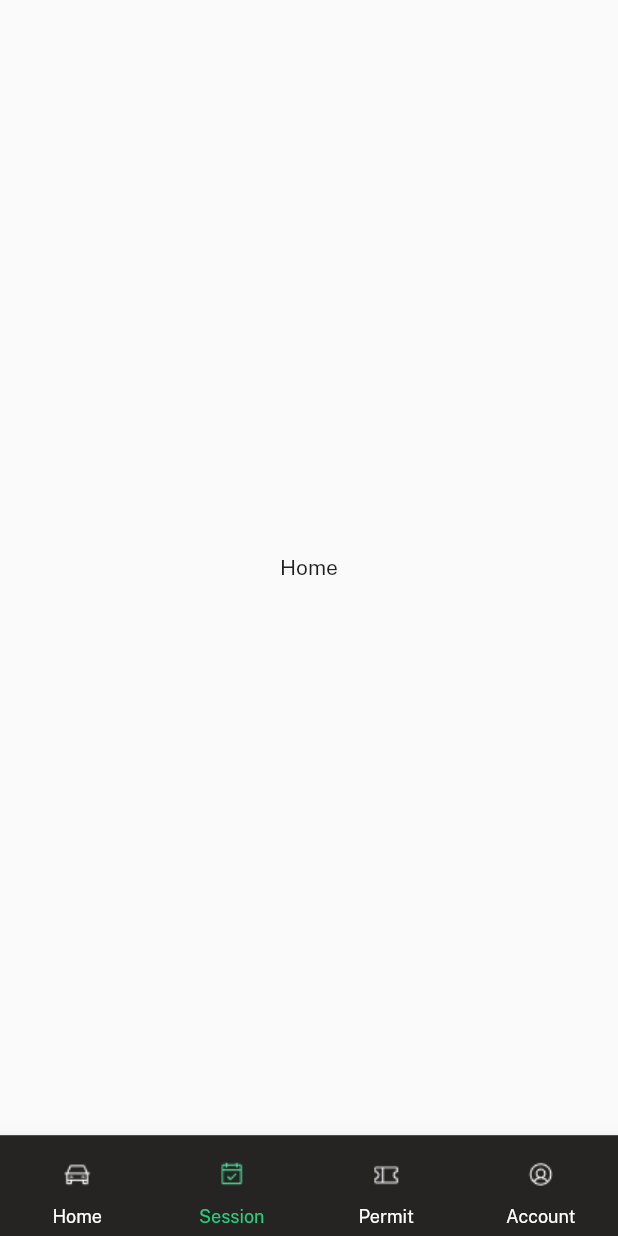
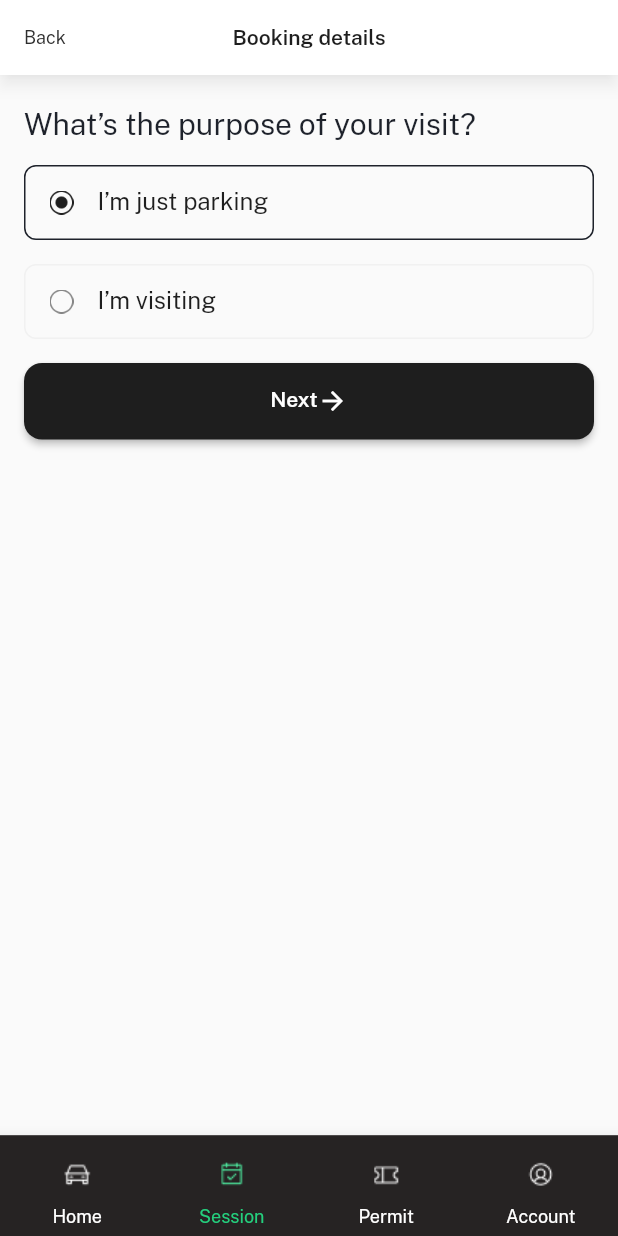
Before and after one commit to Saroja-T/saxnpark-app, a Flutter app: the screen it shows after launch, item 2 of the bottom bar chosen, on a phone screen of 412 x 824 dp. Run offline on Flutter 3.47's test engine with Material 2 defaults, Android fonts, the phone set to English and light mode, and no system bars; our stand-ins replace bloc, equatable, flutter_bloc, fluttertoast, google_maps_flutter, share_plus; missing offline and left inert: clipboard, google_maps_flutter_android, google_maps_flutter_platform_interface; network calls fail; project files that could hold a hidden picture were left out.

Commit message:
booking screen

```diff
--- /dev/null
+++ b/lib/pages/bookings/purpose_of_visit.dart
@@ -0,0 +1,125 @@
+import 'package:flutter/material.dart';
+import 'package:flutter_bloc/flutter_bloc.dart';
+import 'package:saxnpark_app/bottomsheets/location_details.dart';
+import 'package:saxnpark_app/bottomsheets/my_locations.dart';
+import 'package:saxnpark_app/pages/landing_page.dart';
+import 'package:saxnpark_app/utils/colors.dart';
+import 'package:saxnpark_app/utils/custom_widgets.dart';
+import 'package:clipboard/clipboard.dart';
+import 'package:fluttertoast/fluttertoast.dart';
+import 'package:share_plus/share_plus.dart';
+
+import '../../bloc/landing/landing_bloc.dart';
+import '../../commons/custom_app_bar.dart';
+import '../../utils/constants.dart';
+import '../../utils/strings.dart';
+import '../../utils/styles.dart';
+
+class PurposeOfVisit extends StatefulWidget
+{
+  const PurposeOfVisit({super.key});
+  @override
+  State<PurposeOfVisit> createState() => _PurposeOfVisitState();
+}
+
+class _PurposeOfVisitState extends State<PurposeOfVisit>
+{
+  var searchedText;
+  bool countrySelected = false;
+  var selectedIndex = 0;
+  bool inCorrectSearch = true;
+  bool starSelected = false;
+  String tabLabel = "";
+  List<String> titleList = [Strings.justParking,Strings.visiting];
+
+  @override
+  Widget build(BuildContext context) {
+    h = MediaQuery.of(context).size.height;
+    tabLabel = context.watch<LandingBloc>().state.tabLabel;
+    return Scaffold(
+      appBar: CustomAppBarWithBack(title: Strings.bookingDetails,backText: Strings.back),
+      body:  Container(
+        child:Padding(
+          padding: EdgeInsets.fromLTRB(16, 24, 16, 24),
+          child: SingleChildScrollView(
+            child: Column(
+              mainAxisSize: MainAxisSize.min,
+              crossAxisAlignment: CrossAxisAlignment.start,
+              children: [
+              Text(Strings.visitPurpose,style: customTextStyle(20, FontWeight.w500, AppColors.black1, 1),),
+               const SizedBox(height: 16),
+               ListView.builder(
+                physics: const NeverScrollableScrollPhysics(),
+                      shrinkWrap: true,
+                      scrollDirection: Axis.vertical,
+                      itemCount: 2,
+                      itemBuilder: (BuildContext context, int index) =>
+               InkWell(
+                onTap: (){
+                  setState(() {
+                    selectedIndex = index;
+                  });
+                },
+                 child: Container(
+                  padding: EdgeInsets.all(16),
+                  margin:const EdgeInsets.only(bottom: 16),
+                  decoration:  BoxDecoration(
+                            borderRadius:const BorderRadius.all(Radius.circular(8)),
+                            border: Border.all(color: selectedIndex == index? AppColors.black1:AppColors.grey4)
+                  ),
+                  child: Column(
+                    children: [
+                      Row(
+                        children: [
+                          Image.asset(selectedIndex == index?radioSelected:radioUnselected),
+                          const SizedBox(width: 16),
+                          Text(titleList[index],style: customTextStyle(16, FontWeight.w400, AppColors.black6, 1),)
+                          // Text(Strings.myDetails,style: customTextStyle(16, FontWeight.w400, AppColors.black6, 1),),
+                        ],
+                      ),
+                    ],
+                  ),
+                 ),
+               )),
+               Container(
+                height: 51,
+                 child: SizedBox.expand(
+
+                   child: ElevatedButton(
+                    style: ButtonStyle(backgroundColor: MaterialStateProperty.all<Color>(AppColors.black6),
+                    shape: MaterialStateProperty.all<RoundedRectangleBorder>(
+                     RoundedRectangleBorder(
+                       borderRadius: BorderRadius.circular(12.0),
+                     ))),
+                    onPressed: (){
+                                   context.read<LandingBloc>().add(TabChangeEvent(
+                      tabIndex: 1, tabLabel: Strings.rVehicleType));
+                                               }, child: Row(
+                                                mainAxisAlignment: MainAxisAlignment.center,
+                                                 children: [
+                                                   Text(Strings.next,style: customTextStyle(14, FontWeight.w600, AppColors.white, 1),),
+                                                   const Icon(Icons.arrow_forward,color: Colors.white,size: 20,)
+                                                 ],
+                                               )),
+                 ),
+               ),
+              ],
+            ),
+          ),
+        ),
+      ),
+    );
+  }
+
+}
+
+
+showBrandsBottomSheet()
+{
+    return Container(
+      height:200,
+      width: double.infinity,
+      color: Colors.green,
+      child: Text("test"),
+    );
+}
--- a/lib/pages/landing_page.dart
+++ b/lib/pages/landing_page.dart
@@ -1,6 +1,8 @@
 import 'package:flutter/material.dart';
 import 'package:flutter_bloc/flutter_bloc.dart';
 import 'package:saxnpark_app/pages/accounts_page.dart';
+import 'package:saxnpark_app/pages/bookings/purpose_of_visit.dart';
+import 'package:saxnpark_app/pages/bookings/vehicle_type.dart';
 import 'package:saxnpark_app/pages/my_locations.dart';
 
 
@@ -97,7 +99,8 @@ class _LandingPageState extends State<LandingPage> {
     );
   }
 
-  Widget contentWidget(int tabIndex, String tabLabel) {
+  Widget contentWidget(int tabIndex, String tabLabel)
+  {
     if (tabIndex == 0 && tabLabel == Strings.rHome) {
       return const HomePage();
     } else if (tabIndex == 0 && tabLabel == Strings.rLocationGridList) {
@@ -115,7 +118,14 @@ class _LandingPageState extends State<LandingPage> {
     }else if(tabIndex == 3 && tabLabel==Strings.rAccount){
       return const AccountsPage();
     }
-    else {
+    else if (tabIndex == 1 && tabLabel == Strings.rVehicleType) {
+      return const VehicleType();
+    }
+    else if (tabIndex == 1) {
+      return const PurposeOfVisit();
+    }
+    else
+    {
       return Center(child: Text(Strings.home));
     }
   }
--- a/lib/utils/constants.dart
+++ b/lib/utils/constants.dart
@@ -26,3 +26,6 @@ const String copy = 'assets/icons/copy.png';
 const String rightArrow = 'assets/icons/right_arrow.png';
 const String help = 'assets/icons/question.png';
 const String signOut = 'assets/icons/sign_out.png';
+const String radioSelected = 'assets/icons/radio_selected.png';
+const String radioUnselected = 'assets/icons/radio_unselected.png';
+const String add = 'assets/icons/add.png';
--- a/lib/utils/strings.dart
+++ b/lib/utils/strings.dart
@@ -19,6 +19,9 @@ static String appName = "SaxnPark";
   static String recent = "Recent";
   static String cancel = "Cancel";
   static String savedText =  "Saved";
+  static String bookingDetails = "Booking details";
+  static String next =  "Next";
+
 
 
   //redirections
@@ -38,6 +41,12 @@ static String appName = "SaxnPark";
   static String rSession ="session";
   static String rPermit ="Permit";
   static String rAccount ="account";
+
+
+  // Booking
+  static String rPurpose ="purpose";
+  static String rVehicleType ="vehicleType";
+
 
 
 
@@ -107,6 +116,23 @@ static String appName = "SaxnPark";
   static String back =  "Back";
 
   static String copiedMsg =  "Copied Successfully";
+  static String visitPurpose =  "What’s the purpose of your visit?";
+  static String visitVehicle =  "Which vehicle are you parking?";
+
+
+  static String justParking =  "I’m just parking";
+  static String visiting =  "I’m visiting";
+  static String addVehicle =  "Add a new vehicle";
+
+
+
+  static String dummyvehicle1 =  "Lilo";
+  static String dummyvehicle2 =  "Enzo";
+  static String dummyCategory1 =  "LJ64 XOS";
+  static String dummyCategoey2 =  "HA66 LNP";
+
+
+
 
 
 
```
Also changed, not shown: lib/pages/bookings/vehicle_type.dart (added, +163 -0 lines), assets/icons/2.0x/add.png (added), assets/icons/2.0x/radio_selected.png (added), assets/icons/2.0x/radio_unselected.png (added), assets/icons/3.0x/add.png (added), assets/icons/3.0x/radio_selected.png (added), assets/icons/3.0x/radio_unselected.png (added), assets/icons/add.png (added), assets/icons/radio_selected.png (added), assets/icons/radio_unselected.png (added), 4 other files.
